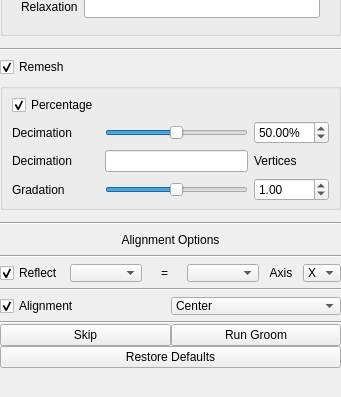
Before: the Qt Designer form Studio/src/Groom/GroomTool.ui in SCIInstitute/ShapeWorks, drawn with Qt 5; both pictures show x 0 to 341 and y 627 to 1024 of the 341 by 1024 pixel window.
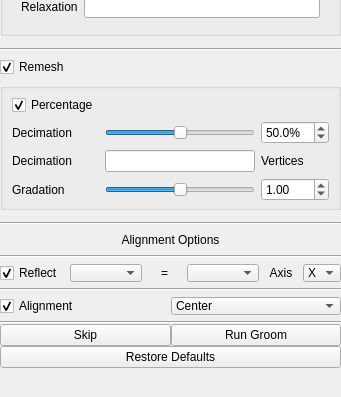
After: the same form once the commit is applied.

Patch:
```diff
--- a/Studio/src/Groom/GroomTool.ui
+++ b/Studio/src/Groom/GroomTool.ui
@@ -1059,6 +1059,9 @@
                  <property name="suffix">
                   <string>%</string>
                  </property>
+                 <property name="decimals">
+                  <number>1</number>
+                 </property>
                  <property name="maximum">
                   <double>100.000000000000000</double>
                  </property>
```
Left out of the diff: 20 changed lines with no effect on the pictures.
